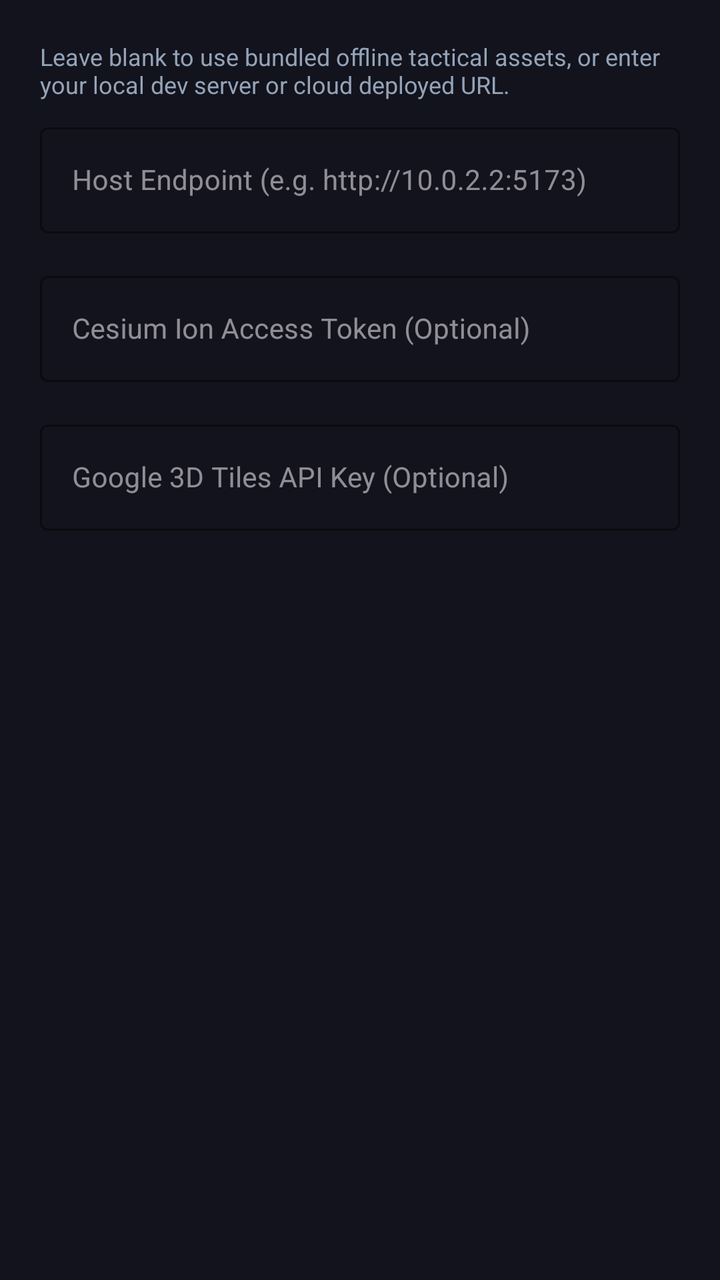
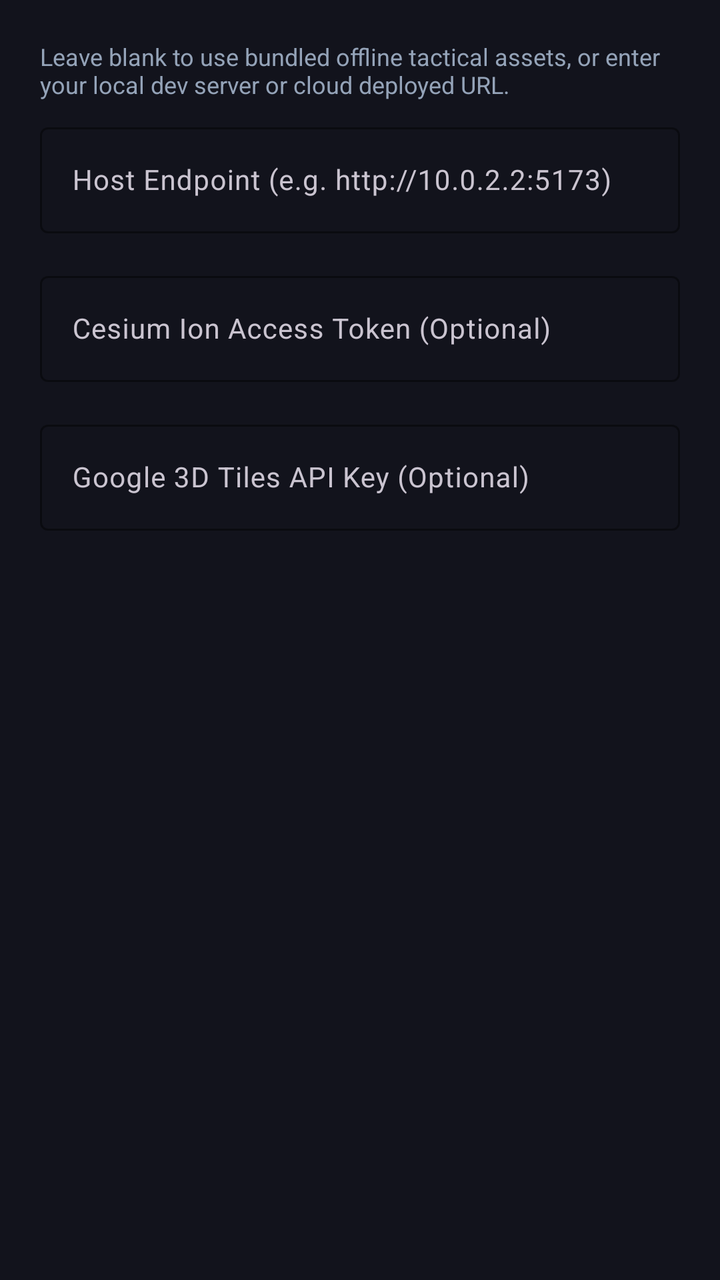

An Android layout rendered at two revisions. The XML below is the earlier revision; the diff shows what the commit changed to produce the second picture.
<!-- AndroidManifest.xml: application theme Theme.GodsEyeMobile -->
<!-- res/layout/dialog_settings.xml -->
<?xml version="1.0" encoding="utf-8"?>
<LinearLayout xmlns:android="http://schemas.android.com/apk/res/android"
    xmlns:app="http://schemas.android.com/apk/res-auto"
    android:layout_width="match_parent"
    android:layout_height="wrap_content"
    android:orientation="vertical"
    android:padding="20dp"
    android:background="@color/tactical_card">

    <TextView
        android:layout_width="match_parent"
        android:layout_height="wrap_content"
        android:text="@string/server_url_hint"
        android:textColor="@color/tactical_subtext"
        android:textSize="12sp"
        android:layout_marginBottom="8dp" />

    <com.google.android.material.textfield.TextInputLayout
        android:layout_width="match_parent"
        android:layout_height="wrap_content"
        android:layout_marginBottom="16dp"
        android:hint="@string/server_endpoint_url"
        app:boxStrokeColor="@color/tactical_cyan"
        app:hintTextColor="@color/tactical_cyan"
        style="@style/Widget.MaterialComponents.TextInputLayout.OutlinedBox">

        <com.google.android.material.textfield.TextInputEditText
            android:id="@+id/editServerUrl"
            android:layout_width="match_parent"
            android:layout_height="wrap_content"
            android:inputType="textUri"
            android:textColor="@color/tactical_text"
            android:textSize="14sp" />
    </com.google.android.material.textfield.TextInputLayout>

    <com.google.android.material.textfield.TextInputLayout
        android:layout_width="match_parent"
        android:layout_height="wrap_content"
        android:layout_marginBottom="16dp"
        android:hint="@string/cesium_ion_token"
        app:boxStrokeColor="@color/tactical_cyan"
        app:hintTextColor="@color/tactical_cyan"
        style="@style/Widget.MaterialComponents.TextInputLayout.OutlinedBox">

        <com.google.android.material.textfield.TextInputEditText
            android:id="@+id/editCesiumToken"
            android:layout_width="match_parent"
            android:layout_height="wrap_content"
            android:inputType="text"
            android:textColor="@color/tactical_text"
            android:textSize="14sp" />
    </com.google.android.material.textfield.TextInputLayout>

    <com.google.android.material.textfield.TextInputLayout
        android:layout_width="match_parent"
        android:layout_height="wrap_content"
        android:hint="@string/google_maps_api_key"
        app:boxStrokeColor="@color/tactical_cyan"
        app:hintTextColor="@color/tactical_cyan"
        style="@style/Widget.MaterialComponents.TextInputLayout.OutlinedBox">

        <com.google.android.material.textfield.TextInputEditText
            android:id="@+id/editGoogleKey"
            android:layout_width="match_parent"
            android:layout_height="wrap_content"
            android:inputType="text"
            android:textColor="@color/tactical_text"
            android:textSize="14sp" />
    </com.google.android.material.textfield.TextInputLayout>

</LinearLayout>
<!-- resources referenced by this layout -->
<resources>
  <color name="tactical_card">#12131C</color>
  <color name="tactical_cyan">#00FFCC</color>
  <color name="tactical_subtext">#94A3B8</color>
  <color name="tactical_text">#E2E8F0</color>
  <string name="cesium_ion_token">Cesium Ion Access Token (Optional)</string>
  <string name="google_maps_api_key">Google 3D Tiles API Key (Optional)</string>
  <string name="server_endpoint_url">Host Endpoint (e.g. http://10.0.2.2:5173)</string>
  <string name="server_url_hint">Leave blank to use bundled offline tactical assets, or enter your local dev server or cloud deployed URL.</string>
  <style name="Theme.GodsEyeMobile" parent="Theme.Material3.Dark.NoActionBar">
          <item name="android:statusBarColor">@color/tactical_bg</item>
          <item name="android:navigationBarColor">@color/tactical_bg</item>
          <item name="android:windowBackground">@color/tactical_bg</item>
          <item name="colorPrimary">@color/tactical_cyan</item>
          <item name="colorSecondary">@color/tactical_amber</item>
      </style>
  <color name="tactical_bg">#0A0A0F</color>
  <color name="tactical_amber">#FFB700</color>
</resources>

<!-- the commit's change to res/layout/dialog_settings.xml (unified diff, before → after) -->
@@ -22,7 +22,7 @@
         android:hint="@string/server_endpoint_url"
         app:boxStrokeColor="@color/tactical_cyan"
         app:hintTextColor="@color/tactical_cyan"
-        style="@style/Widget.MaterialComponents.TextInputLayout.OutlinedBox">
+        style="@style/Widget.Material3.TextInputLayout.OutlinedBox">
 
         <com.google.android.material.textfield.TextInputEditText
             android:id="@+id/editServerUrl"
@@ -40,7 +40,7 @@
         android:hint="@string/cesium_ion_token"
         app:boxStrokeColor="@color/tactical_cyan"
         app:hintTextColor="@color/tactical_cyan"
-        style="@style/Widget.MaterialComponents.TextInputLayout.OutlinedBox">
+        style="@style/Widget.Material3.TextInputLayout.OutlinedBox">
 
         <com.google.android.material.textfield.TextInputEditText
             android:id="@+id/editCesiumToken"
@@ -57,7 +57,7 @@
         android:hint="@string/google_maps_api_key"
         app:boxStrokeColor="@color/tactical_cyan"
         app:hintTextColor="@color/tactical_cyan"
-        style="@style/Widget.MaterialComponents.TextInputLayout.OutlinedBox">
+        style="@style/Widget.Material3.TextInputLayout.OutlinedBox">
 
         <com.google.android.material.textfield.TextInputEditText
             android:id="@+id/editGoogleKey"
